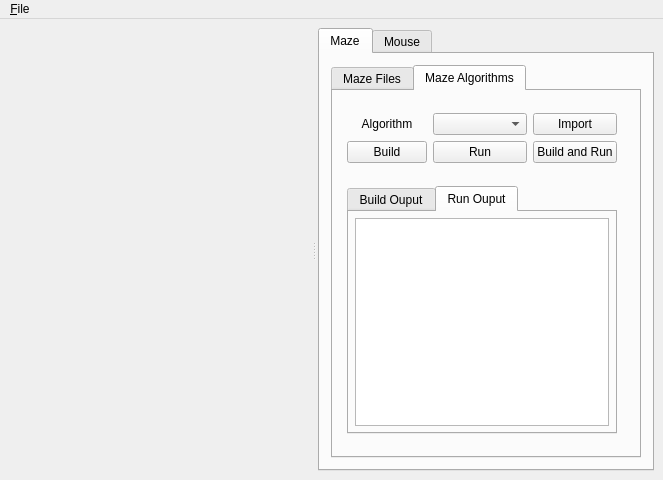
Qt form src/sim/ui/mainwindow.ui (mackorone/mms) before a commit.
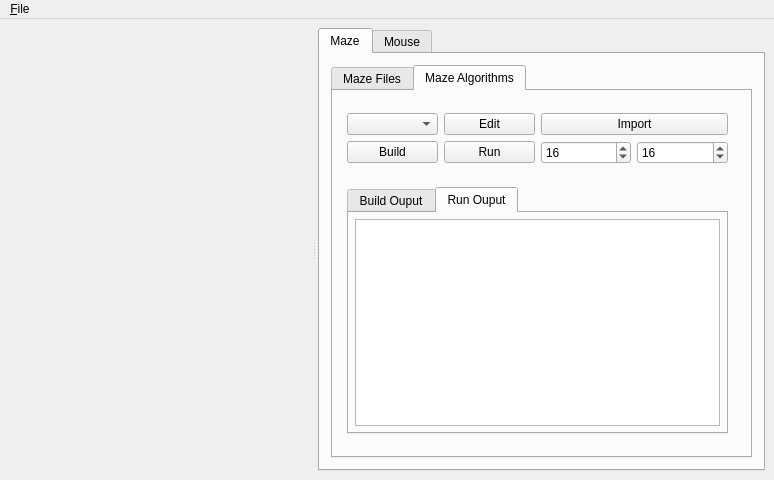
The same form after that commit.

Diff of the .ui file:
```diff
--- a/src/sim/ui/mainwindow.ui
+++ b/src/sim/ui/mainwindow.ui
@@ -6,7 +6,7 @@
    <rect>
     <x>0</x>
     <y>0</y>
-    <width>663</width>
+    <width>774</width>
     <height>480</height>
    </rect>
   </property>
@@ -126,45 +126,34 @@
                 <property name="bottomMargin">
                  <number>6</number>
                 </property>
-                <item row="0" column="4">
-                 <widget class="QPushButton" name="mazeImportButton">
-                  <property name="text">
-                   <string>Import</string>
-                  </property>
-                 </widget>
-                </item>
-                <item row="1" column="0">
+                <item row="1" column="1">
                  <widget class="QPushButton" name="mazeBuildButton">
                   <property name="text">
                    <string>Build</string>
                   </property>
                  </widget>
                 </item>
-                <item row="1" column="1" colspan="2">
-                 <widget class="QPushButton" name="mazeRunButton">
-                  <property name="text">
-                   <string>Run</string>
+                <item row="1" column="5">
+                 <widget class="QSpinBox" name="widthSpinBox">
+                  <property name="minimum">
+                   <number>1</number>
                   </property>
-                 </widget>
-                </item>
-                <item row="1" column="4">
-                 <widget class="QPushButton" name="buildAndRunButton_2">
-                  <property name="text">
-                   <string>Build and Run</string>
+                  <property name="value">
+                   <number>16</number>
                   </property>
                  </widget>
                 </item>
-                <item row="0" column="0">
-                 <widget class="QLabel" name="selectAlgorithmLabel_2">
-                  <property name="text">
-                   <string>Algorithm</string>
+                <item row="1" column="6">
+                 <widget class="QSpinBox" name="heightSpinBox">
+                  <property name="minimum">
+                   <number>1</number>
                   </property>
-                  <property name="alignment">
-                   <set>Qt::AlignCenter</set>
+                  <property name="value">
+                   <number>16</number>
                   </property>
                  </widget>
                 </item>
-                <item row="0" column="1" colspan="2">
+                <item row="0" column="1">
                  <widget class="QComboBox" name="selectMazeAlgorithmComboBox">
                   <property name="sizePolicy">
                    <sizepolicy hsizetype="Preferred" vsizetype="Preferred">
@@ -174,6 +163,27 @@
                   </property>
                  </widget>
                 </item>
+                <item row="0" column="3">
+                 <widget class="QPushButton" name="editMazeAlgoButton">
+                  <property name="text">
+                   <string>Edit</string>
+                  </property>
+                 </widget>
+                </item>
+                <item row="1" column="3">
+                 <widget class="QPushButton" name="mazeRunButton">
+                  <property name="text">
+                   <string>Run</string>
+                  </property>
+                 </widget>
+                </item>
+                <item row="0" column="5" colspan="2">
+                 <widget class="QPushButton" name="mazeImportButton">
+                  <property name="text">
+                   <string>Import</string>
+                  </property>
+                 </widget>
+                </item>
                </layout>
               </widget>
              </item>
@@ -537,7 +547,7 @@
     <rect>
      <x>0</x>
      <y>0</y>
-     <width>663</width>
+     <width>774</width>
      <height>22</height>
     </rect>
    </property>
```
